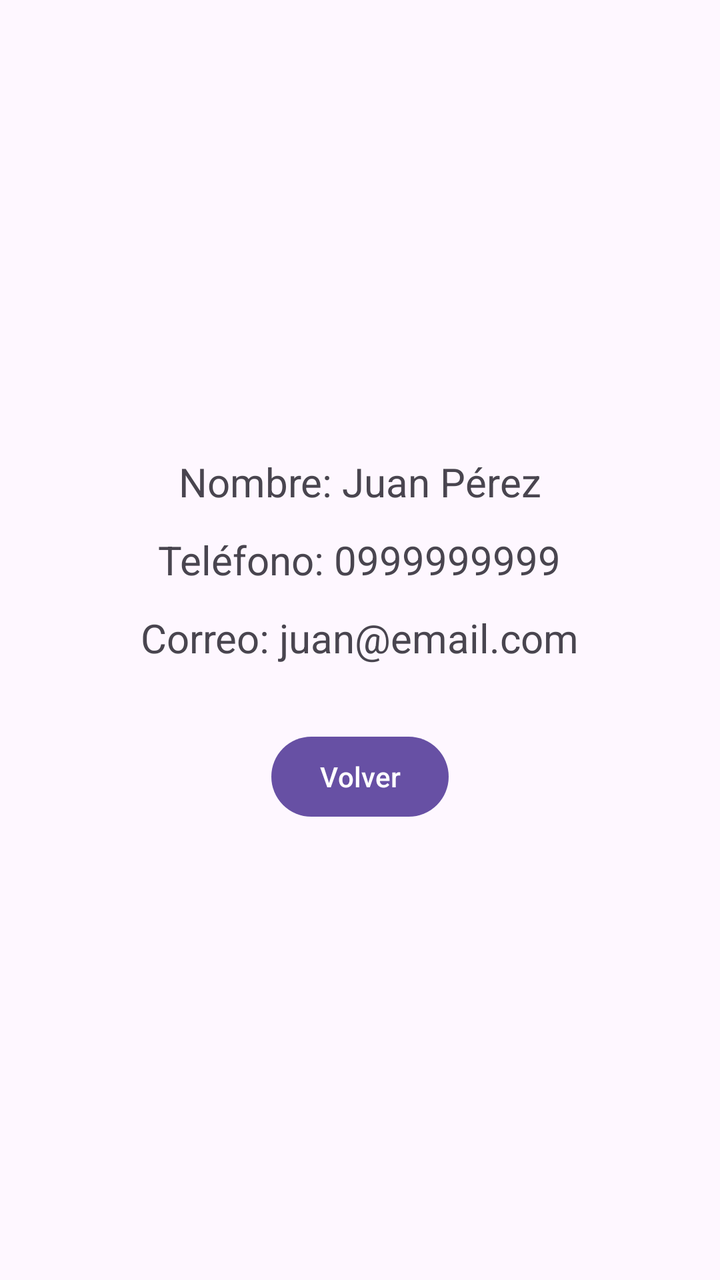
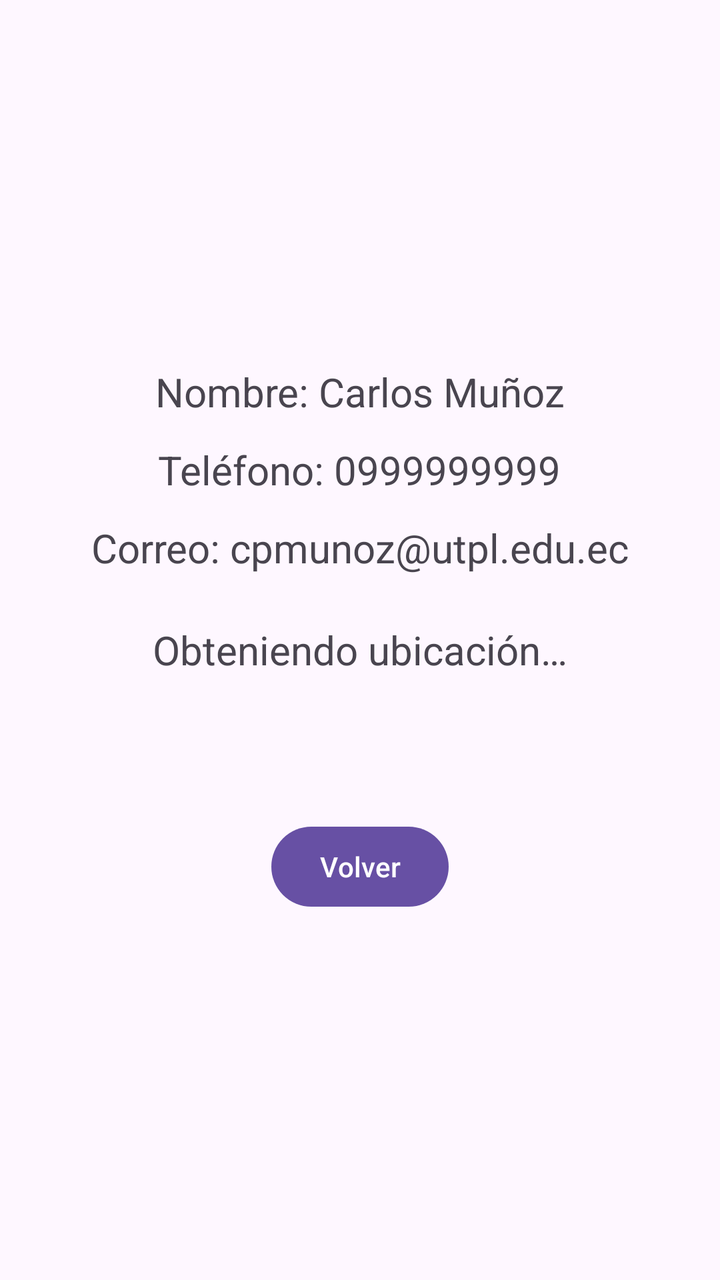

Before-and-after screenshots of an Android layout around one commit, followed by the original layout XML and the change that was made.
<!-- AndroidManifest.xml: application theme Theme.MisContactos -->
<!-- res/layout/activity_detalle_contacto.xml -->
<?xml version="1.0" encoding="utf-8"?>
<LinearLayout xmlns:android="http://schemas.android.com/apk/res/android"
    xmlns:tools="http://schemas.android.com/tools"
    android:id="@+id/main"
    android:layout_width="match_parent"
    android:layout_height="match_parent"
    android:gravity="center"
    android:orientation="vertical"
    android:padding="24dp"
    tools:context=".DetalleContactoActivity">

    <TextView
        android:id="@+id/txtNombre"
        android:layout_width="wrap_content"
        android:layout_height="wrap_content"
        android:text="@string/nombre"
        android:textSize="20sp" />

    <TextView
        android:id="@+id/txtTelefono"
        android:layout_width="wrap_content"
        android:layout_height="wrap_content"
        android:layout_marginTop="12dp"
        android:text="@string/telefono"
        android:textSize="20sp" />

    <TextView
        android:id="@+id/txtCorreo"
        android:layout_width="wrap_content"
        android:layout_height="wrap_content"
        android:layout_marginTop="12dp"
        android:text="@string/correo"
        android:textSize="20sp" />

    
    <Button
        android:id="@+id/btnVolver"
        android:layout_width="wrap_content"
        android:layout_height="wrap_content"
        android:layout_marginTop="32dp"
        android:text="@string/boton_volver" />

</LinearLayout>
<!-- resources referenced by this layout -->
<resources>
  <string name="boton_volver">Volver</string>
  <string name="correo">Correo: juan@email.com</string>
  <string name="nombre">Nombre: Juan Pérez</string>
  <string name="telefono">Teléfono: 0999999999</string>
  <style name="Theme.MisContactos" parent="Base.Theme.MisContactos" />
  <style name="Base.Theme.MisContactos" parent="Theme.Material3.DayNight.NoActionBar">
          
          
      </style>
</resources>

<!-- the commit's change to res/layout/activity_detalle_contacto.xml (unified diff, before → after) -->
@@ -33,6 +33,22 @@
         android:textSize="20sp" />
 
     
+    <TextView
+        android:id="@+id/txtLatitud"
+        android:layout_width="wrap_content"
+        android:layout_height="wrap_content"
+        android:layout_marginTop="24dp"
+        android:text="@string/ubicacion_cargando"
+        android:textSize="20sp" />
+
+    <TextView
+        android:id="@+id/txtLongitud"
+        android:layout_width="wrap_content"
+        android:layout_height="wrap_content"
+        android:layout_marginTop="12dp"
+        android:textSize="20sp" />
+
+    
     <Button
         android:id="@+id/btnVolver"
         android:layout_width="wrap_content"
<!-- resource entries referenced after the edit -->
@@ -1,9 +1,10 @@
 <!-- resources referenced by this layout -->
 <resources>
   <string name="boton_volver">Volver</string>
-  <string name="correo">Correo: juan@email.com</string>
-  <string name="nombre">Nombre: Juan Pérez</string>
+  <string name="correo">Correo: cpmunoz@utpl.edu.ec</string>
+  <string name="nombre">Nombre: Carlos Muñoz</string>
   <string name="telefono">Teléfono: 0999999999</string>
+  <string name="ubicacion_cargando">Obteniendo ubicación…</string>
   <style name="Theme.MisContactos" parent="Base.Theme.MisContactos" />
   <style name="Base.Theme.MisContactos" parent="Theme.Material3.DayNight.NoActionBar">
           
